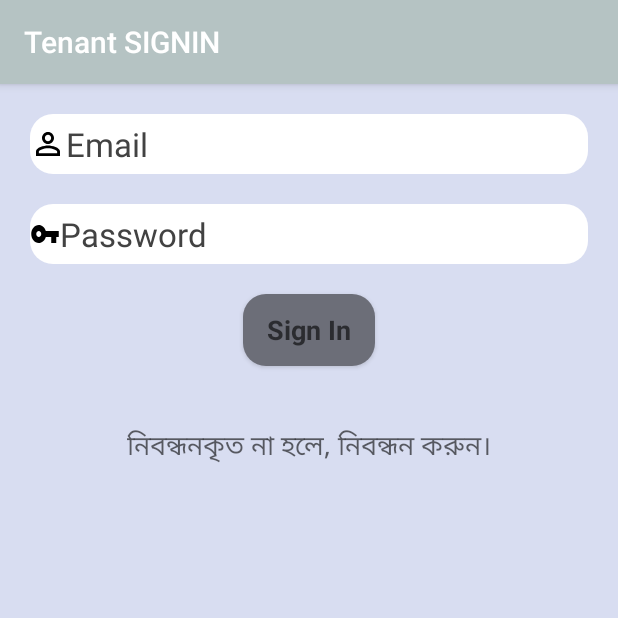
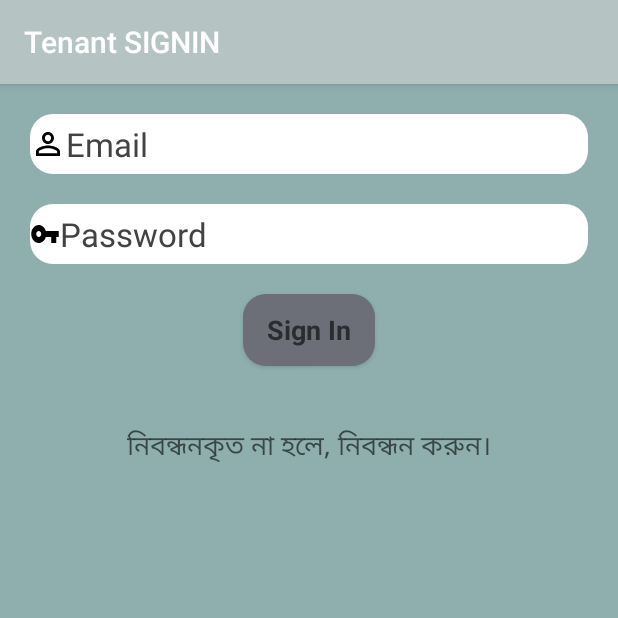
Before and after one commit to AbdullahAlMehediHira/Rento, an Android app: the SignInTenant screen opened directly, with no data from a screen before it, on a phone screen of 412 x 824 dp, the top half of it. Run offline under Robolectric (Android 15) with nearby library versions, the phone set to English and light mode, and no system bars; our stand-ins replace Firebase (no records; nobody signed in at launch, a user with empty details on screens opened directly).

Commit message:
color update

```diff
--- a/app/src/main/res/layout/activity_sign_in_landlord.xml
+++ b/app/src/main/res/layout/activity_sign_in_landlord.xml
@@ -5,7 +5,7 @@
     android:layout_width="match_parent"
     android:layout_height="match_parent"
     android:orientation="vertical"
-    android:background="#D8DDF1"
+    android:background="@drawable/backg"
     android:padding="20dp"
     tools:context=".SignInTenant">
 
--- a/app/src/main/res/layout/activity_sign_in_tenant.xml
+++ b/app/src/main/res/layout/activity_sign_in_tenant.xml
@@ -4,7 +4,7 @@
     xmlns:tools="http://schemas.android.com/tools"
     android:layout_width="match_parent"
     android:layout_height="match_parent"
-    android:background="#D8DDF1"
+    android:background="#8FAFAF"
     android:padding="20dp"
     android:orientation="vertical"
     tools:context=".SignInTenant">
--- a/app/src/main/res/layout/activity_sign_up_landlord.xml
+++ b/app/src/main/res/layout/activity_sign_up_landlord.xml
@@ -5,7 +5,7 @@
     android:id="@+id/linearLayout2"
     android:layout_width="match_parent"
     android:layout_height="match_parent"
-    android:background="#D8DDF1"
+    android:background="@drawable/backg"
     android:padding="10dp"
     android:orientation="vertical"
     tools:context=".SignUpLandlord">
```
